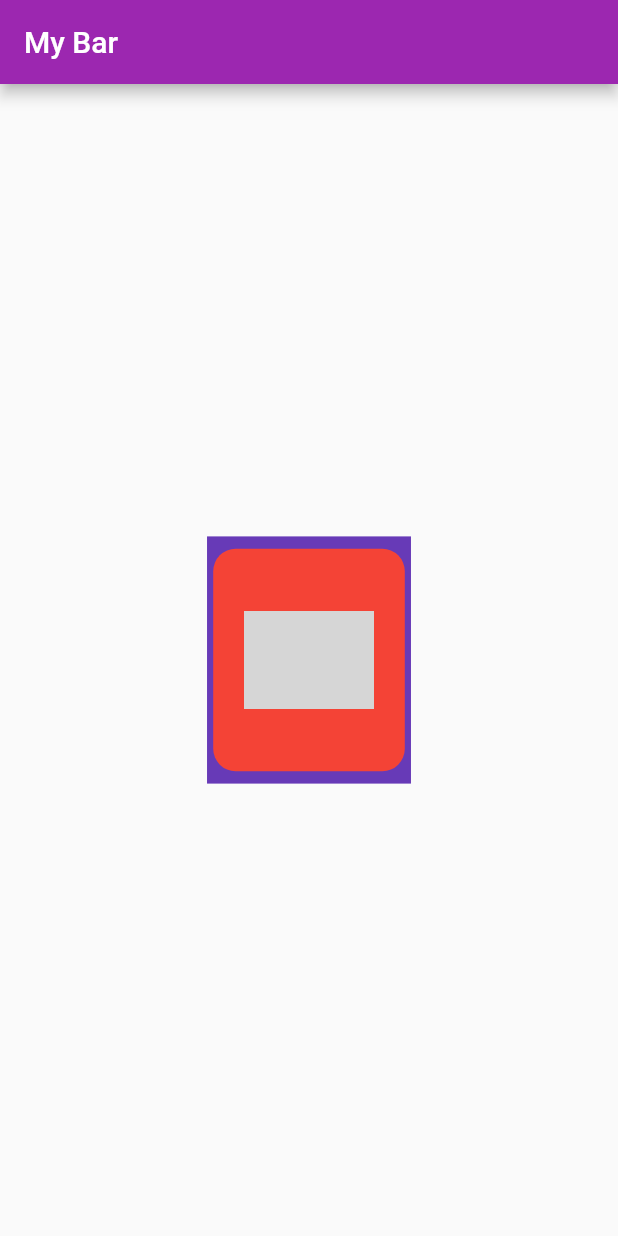
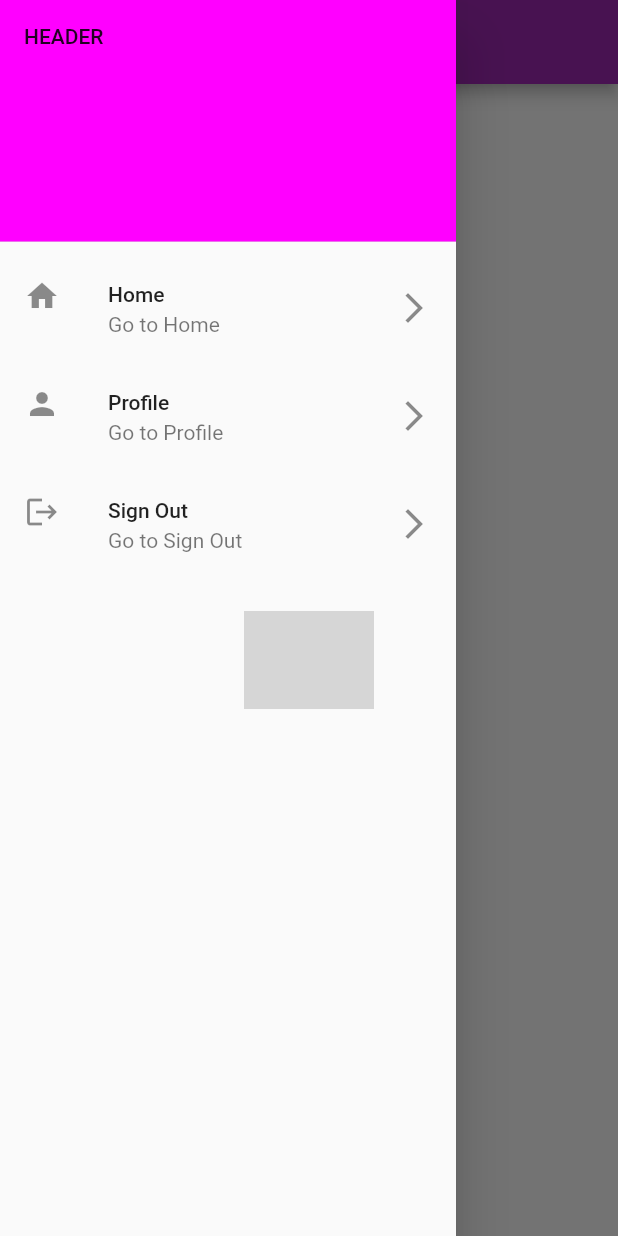
Before and after one commit to MuhammadAwab/flutter_course_app, a Flutter app: the screen it shows after launch, with the side drawer open (before the commit the screen has no drawer), on a phone screen of 412 x 824 dp. Run offline on Flutter 3.47's test engine with Material 2 defaults, Android fonts, the phone set to English and light mode, and no system bars; grey boxes are pictures that could not be loaded.

Commit message:
7/12/2021

```diff
--- a/lib/ui/firstscreen.dart
+++ b/lib/ui/firstscreen.dart
@@ -1,5 +1,7 @@
 import 'package:flutter/cupertino.dart';
 import 'package:flutter/material.dart';
+import 'package:flutter/widgets.dart';
+import 'package:flutter_course_app/utils/app_colors.dart';
 
 class FirstScreen extends StatefulWidget {
   const FirstScreen({Key? key}) : super(key: key);
@@ -8,12 +10,14 @@ class FirstScreen extends StatefulWidget {
 }
 
 class _FirstScreenState extends State<FirstScreen> {
+
   @override
   Widget build(BuildContext context) {
     double width = MediaQuery.of(context).size.width;
     double height = MediaQuery.of(context).size.height;
     return Scaffold(
       appBar: _myBar(),
+      drawer: _myDrawer(context),
       body: _myBody(context,width,height),
     );
   }
@@ -49,4 +53,65 @@ class _FirstScreenState extends State<FirstScreen> {
     );
   }
 
+  Widget _myDrawer(BuildContext context){
+    return Drawer(
+      child: ListView(
+        children: [
+          _myDHeader(context),
+          _customListTile(context, 'Home'),
+          _customListTile(context, 'Profile'),
+          _customListTile(context, 'Sign Out'),
+          /*ListTile(
+            leading: Icon(Icons.home),
+            title: Text('Home'),
+            subtitle: Text('Go to Home'),
+            trailing: Icon(Icons.arrow_forward_ios),
+          ),
+          ListTile(
+            leading: Icon(Icons.person),
+            title: Text('Profile'),
+            subtitle: Text('Go to Profile'),
+            trailing: Icon(Icons.arrow_forward_ios),
+          ),
+          ListTile(
+            leading: Icon(Icons.logout),
+            title: Text('Sign Out'),
+            subtitle: Text('Go to Login'),
+            trailing: Icon(Icons.arrow_forward_ios),
+          )*/
+        ],
+      ),
+    );
+  }
+
+  Widget _customListTile(BuildContext context,String type){
+    IconData iconData = IconData(0);
+    if(type=="Home"){
+      iconData= Icons.home;
+    }
+    if(type=="Profile"){
+      iconData= Icons.person;
+    }
+    if(type=="Sign Out"){
+      iconData= Icons.logout;
+    }
+    return ListTile(
+      leading: Icon(iconData/*(type=="Home")?Icons.home:
+                    (type=="Profile")?Icons.person:
+                    (type=="Sign Out")?Icons.logout:Icons.not_interested*/),
+      title: Text(type),
+      subtitle: Text('Go to $type'),
+      trailing: Icon(Icons.arrow_forward_ios),
+    );
+  }
+
+  Widget _myDHeader(BuildContext context){
+    return DrawerHeader(
+      decoration: BoxDecoration(
+          color: AppColors.primary
+      ),
+      child: Text('HEADER'),
+    );
+  }
+
 }
--- a/lib/utils/app_colors.dart
+++ b/lib/utils/app_colors.dart
@@ -0,0 +1,8 @@
+import 'dart:ui';
+
+class AppColors{
+  static const Color primary = Color(0xFFFF00FF);
+  static const Color primaryDark = Color(0xFF800080);
+  static const Color secondary = Color(0xFF0000FF);
+  static const Color secondaryDark = Color(0xFF000080);
+}
```
